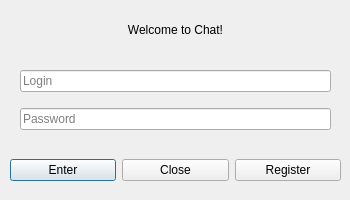
Old version of the form authwindow.ui in the repository olegrok/Messenger.
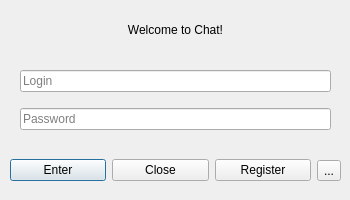
New version of the form.

Commit message: Line to enter server url was entered.

```diff
--- a/authwindow.ui
+++ b/authwindow.ui
@@ -115,6 +115,13 @@
       </property>
      </widget>
     </item>
+    <item>
+     <widget class="QToolButton" name="httpEnterButton">
+      <property name="text">
+       <string>...</string>
+      </property>
+     </widget>
+    </item>
    </layout>
   </widget>
   <widget class="QLabel" name="StatusLine">
```
The commit also changes 11 other files.
